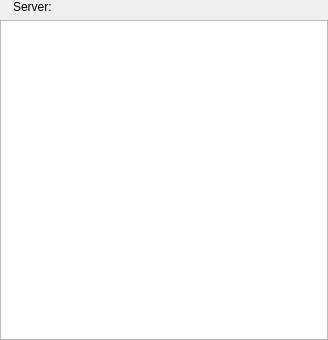
towel42-com/EmbySync, file UI/DataTree.ui: the form before one commit.
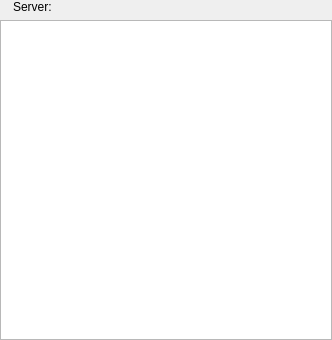
The form after the commit.

```diff
--- a/UI/DataTree.ui
+++ b/UI/DataTree.ui
@@ -6,7 +6,7 @@
    <rect>
     <x>0</x>
     <y>0</y>
-    <width>328</width>
+    <width>332</width>
     <height>340</height>
    </rect>
   </property>
```
